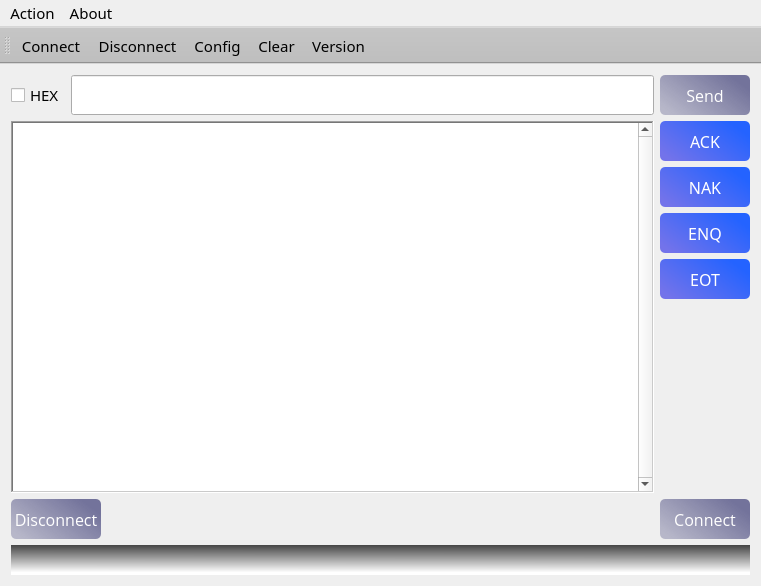
This is mainwindow.ui in salara1960/hexSerial as Qt 5 draws it before an edit. The edited form follows.
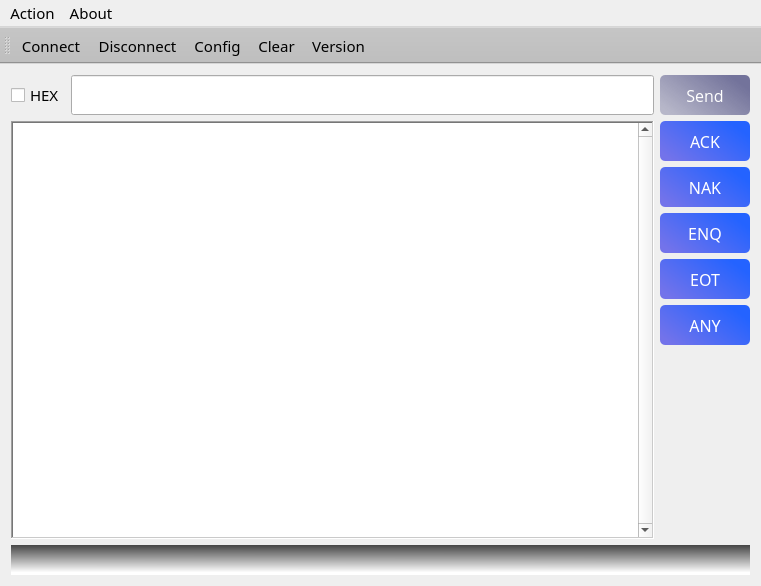
This is the edited form. Icons and pictures are not drawn.

Patch:
```diff
--- a/mainwindow.ui
+++ b/mainwindow.ui
@@ -29,7 +29,7 @@
       </property>
      </widget>
     </item>
-    <item row="0" column="1" colspan="4">
+    <item row="0" column="1">
      <widget class="QLineEdit" name="stx">
       <property name="minimumSize">
        <size>
@@ -52,7 +52,7 @@
       </property>
      </widget>
     </item>
-    <item row="0" column="5">
+    <item row="0" column="2">
      <widget class="QPushButton" name="answer">
       <property name="enabled">
        <bool>true</bool>
@@ -96,7 +96,7 @@
       </property>
      </widget>
     </item>
-    <item row="1" column="0" rowspan="5" colspan="5">
+    <item row="1" column="0" rowspan="6" colspan="2">
      <widget class="QTextEdit" name="log">
       <property name="font">
        <font>
@@ -113,7 +113,7 @@
       </property>
      </widget>
     </item>
-    <item row="1" column="5">
+    <item row="1" column="2">
      <widget class="QPushButton" name="ack">
       <property name="sizePolicy">
        <sizepolicy hsizetype="Fixed" vsizetype="Fixed">
@@ -162,7 +162,7 @@
       </property>
      </widget>
     </item>
-    <item row="2" column="5">
+    <item row="2" column="2">
      <widget class="QPushButton" name="nak">
       <property name="sizePolicy">
        <sizepolicy hsizetype="Fixed" vsizetype="Fixed">
@@ -212,7 +212,7 @@
       </property>
      </widget>
     </item>
-    <item row="3" column="5">
+    <item row="3" column="2">
      <widget class="QPushButton" name="enq">
       <property name="sizePolicy">
        <sizepolicy hsizetype="Fixed" vsizetype="Fixed">
@@ -261,7 +261,7 @@
       </property>
      </widget>
     </item>
-    <item row="4" column="5">
+    <item row="4" column="2">
      <widget class="QPushButton" name="eot">
       <property name="sizePolicy">
        <sizepolicy hsizetype="Fixed" vsizetype="Fixed">
@@ -310,7 +310,56 @@
       </property>
      </widget>
     </item>
-    <item row="5" column="5">
+    <item row="5" column="2">
+     <widget class="QPushButton" name="any">
+      <property name="sizePolicy">
+       <sizepolicy hsizetype="Fixed" vsizetype="Fixed">
+        <horstretch>0</horstretch>
+        <verstretch>0</verstretch>
+       </sizepolicy>
+      </property>
+      <property name="minimumSize">
+       <size>
+        <width>90</width>
+        <height>40</height>
+       </size>
+      </property>
+      <property name="maximumSize">
+       <size>
+        <width>90</width>
+        <height>40</height>
+       </size>
+      </property>
+      <property name="font">
+       <font>
+        <pointsize>12</pointsize>
+       </font>
+      </property>
+      <property name="toolTip">
+       <string>0x04</string>
+      </property>
+      <property name="styleSheet">
+       <string notr="true">QPushButton#any{
+background-color: qlineargradient(spread:pad, x1:0, y1:0.773, x2:0.909091, y2:0.239, stop:0 rgba(115, 115, 234, 255), stop:1 rgba(36, 99, 255, 255));
+border-radius: 5;
+color: rgb(255, 255, 255);
+}
+
+QPushButton#any:hover{
+background-color: rgb(115, 153, 234);
+border-radius: 5;
+color: rgb(255, 255, 255);
+}
+
+QPushButton#eot:disabled{
+background-color:rgb(226, 226, 226)}</string>
+      </property>
+      <property name="text">
+       <string>ANY</string>
+      </property>
+     </widget>
+    </item>
+    <item row="6" column="2">
      <spacer name="verticalSpacer">
       <property name="orientation">
        <enum>Qt::Vertical</enum>
@@ -323,146 +372,7 @@
       </property>
      </spacer>
     </item>
-    <item row="6" column="0" colspan="2">
-     <widget class="QPushButton" name="disconnect">
-      <property name="enabled">
-       <bool>true</bool>
-      </property>
-      <property name="sizePolicy">
-       <sizepolicy hsizetype="Fixed" vsizetype="Fixed">
-        <horstretch>0</horstretch>
-        <verstretch>0</verstretch>
-       </sizepolicy>
-      </property>
-      <property name="minimumSize">
-       <size>
-        <width>90</width>
-        <height>40</height>
-       </size>
-      </property>
-      <property name="font">
-       <font>
-        <family>Open Sans</family>
-        <pointsize>12</pointsize>
-       </font>
-      </property>
-      <property name="styleSheet">
-       <string notr="true">QPushButton#disconnect{
-background-color: qlineargradient(spread:pad, x1:0, y1:0.773, x2:0.909091, y2:0.239, stop:0 rgba(115, 115, 155, 115), stop:1 rgba(115, 115, 155, 255));
-border-radius: 5;
-color: rgb(255, 255, 255);
-}
-
-QPushButton#disconnect:hover{
-background-color: rgb(41, 136, 234);
-border-radius: 5;
-color: rgb(255, 255, 255);
-}
-
-QPushButton#disconnect:disabled{
-background-color:rgb(226, 226, 226)}</string>
-      </property>
-      <property name="text">
-       <string>Disconnect</string>
-      </property>
-     </widget>
-    </item>
-    <item row="6" column="2">
-     <spacer name="horizontalSpacer">
-      <property name="orientation">
-       <enum>Qt::Horizontal</enum>
-      </property>
-      <property name="sizeHint" stdset="0">
-       <size>
-        <width>225</width>
-        <height>20</height>
-       </size>
-      </property>
-     </spacer>
-    </item>
-    <item row="6" column="3">
-     <widget class="QLabel" name="pic">
-      <property name="sizePolicy">
-       <sizepolicy hsizetype="Fixed" vsizetype="Fixed">
-        <horstretch>0</horstretch>
-        <verstretch>0</verstretch>
-       </sizepolicy>
-      </property>
-      <property name="minimumSize">
-       <size>
-        <width>60</width>
-        <height>40</height>
-       </size>
-      </property>
-      <property name="maximumSize">
-       <size>
-        <width>60</width>
-        <height>40</height>
-       </size>
-      </property>
-      <property name="text">
-       <string/>
-      </property>
-     </widget>
-    </item>
-    <item row="6" column="4">
-     <spacer name="horizontalSpacer_2">
-      <property name="orientation">
-       <enum>Qt::Horizontal</enum>
-      </property>
-      <property name="sizeHint" stdset="0">
-       <size>
-        <width>236</width>
-        <height>20</height>
-       </size>
-      </property>
-     </spacer>
-    </item>
-    <item row="6" column="5">
-     <widget class="QPushButton" name="connect">
-      <property name="enabled">
-       <bool>true</bool>
-      </property>
-      <property name="sizePolicy">
-       <sizepolicy hsizetype="Fixed" vsizetype="Fixed">
-        <horstretch>0</horstretch>
-        <verstretch>0</verstretch>
-       </sizepolicy>
-      </property>
-      <property name="minimumSize">
-       <size>
-        <width>90</width>
-        <height>40</height>
-       </size>
-      </property>
-      <property name="font">
-       <font>
-        <family>Open Sans</family>
-        <pointsize>12</pointsize>
-       </font>
-      </property>
-      <property name="styleSheet">
-       <string notr="true">QPushButton#connect{
-background-color: qlineargradient(spread:pad, x1:0, y1:0.773, x2:0.909091, y2:0.239, stop:0 rgba(115, 115, 155, 115), stop:1 rgba(115, 115, 155, 255));
-border-radius: 5;
-color: rgb(255, 255, 255);
-}
-
-QPushButton#connect:hover{
-background-color: rgb(41, 136, 234);
-border-radius: 5;
-color: rgb(255, 255, 255);
-}
-
-QPushButton#connect:disabled{
-background-color:rgb(226, 226, 226)}</string>
-      </property>
-      <property name="text">
-       <string>Connect</string>
-      </property>
-     </widget>
-    </item>
-    <item row="7" column="0" colspan="6">
+    <item row="7" column="0" colspan="3">
      <widget class="QLabel" name="status">
       <property name="minimumSize">
        <size>
```
